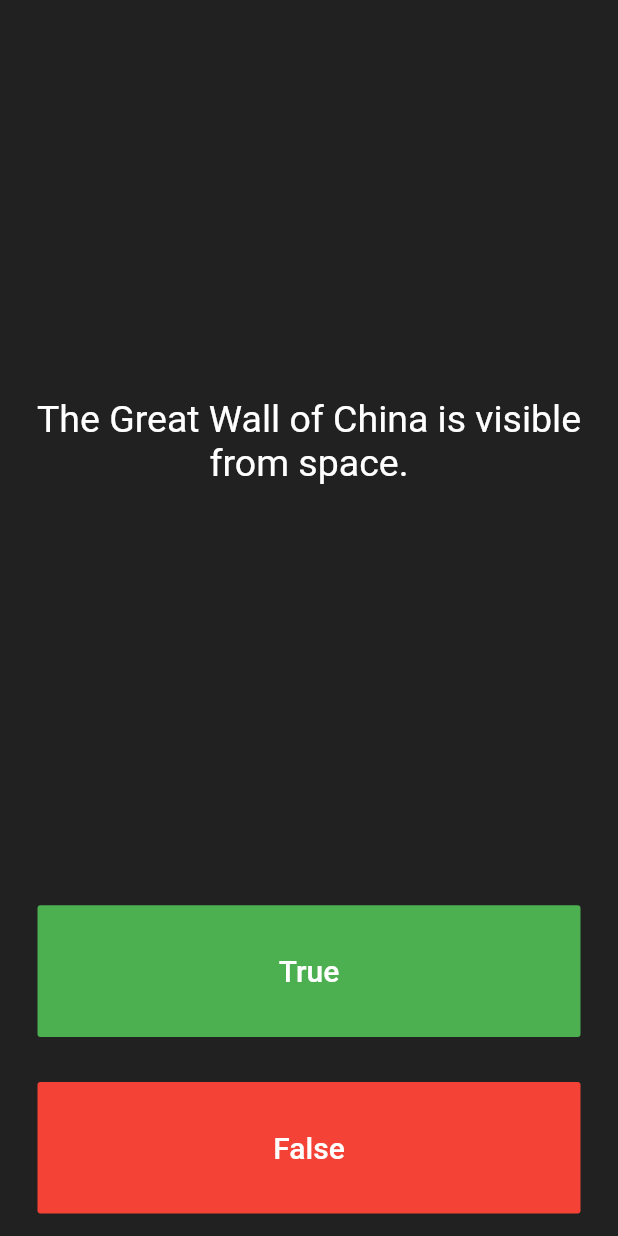
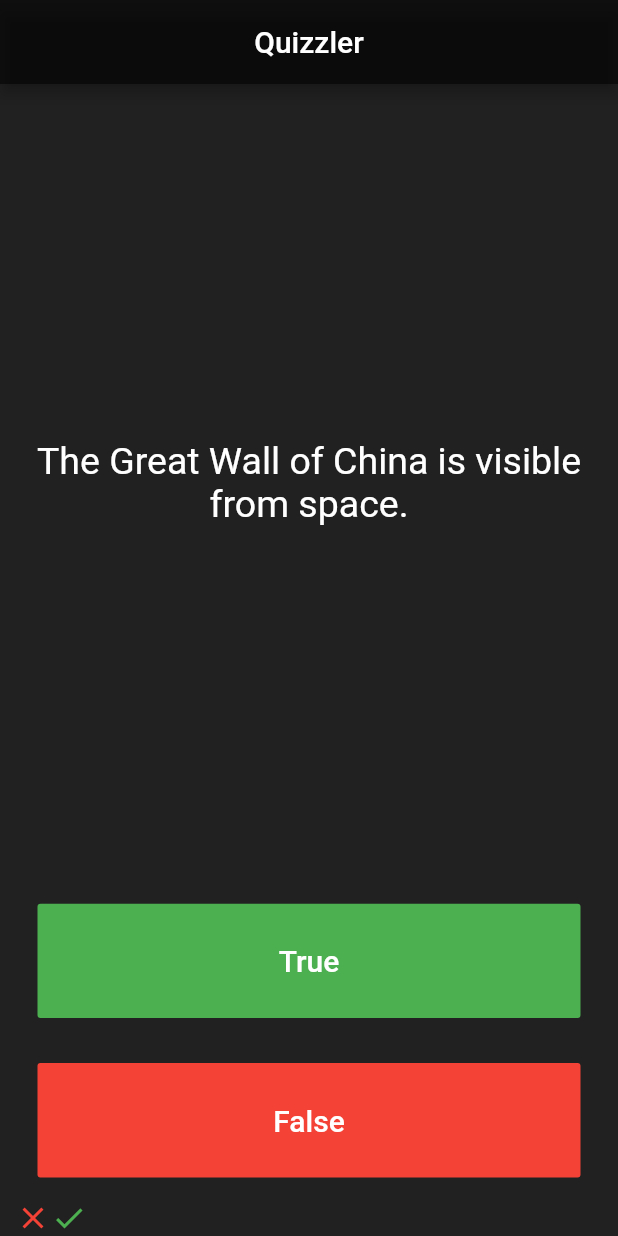
Before and after one commit to alejorom/quizzler_flutter, a Flutter app: the screen it shows after launch, after a tap on "True", after a tap on "False", on a phone screen of 412 x 824 dp. Run offline on Flutter 3.47's test engine with Material 2 defaults, Android fonts, the phone set to English and light mode, and no system bars.

Commit message:
Adicionar checkAnswers icono

```diff
--- a/lib/main.dart
+++ b/lib/main.dart
@@ -15,6 +15,10 @@ class Quizzler extends StatelessWidget {
       debugShowCheckedModeBanner: false,
       home: Scaffold(
         backgroundColor: Colors.grey.shade900,
+        appBar: AppBar(
+          title: const Center(child: Text('Quizzler')),
+          backgroundColor: Colors.black54,
+        ),
         body: const SafeArea(
           child: Padding(
             padding: EdgeInsets.symmetric(horizontal: 10.0),
@@ -34,8 +38,29 @@ class QuizPage extends StatefulWidget {
 }
 
 class _QuizPageState extends State<QuizPage> {
+  List<Icon> scoreKeeper = [];
 
-  List <Icon> scoreKeeper = [];
+  void checkAnswer(bool userPickedAnswer) {
+    bool correctAnswer = quizBrain.getQuestionAnswer();
+    setState(() {
+      if (correctAnswer == userPickedAnswer) {
+        scoreKeeper.add(
+          const Icon(
+            Icons.check,
+            color: Colors.green,
+          ),
+        );
+      } else {
+        scoreKeeper.add(
+          const Icon(
+            Icons.close,
+            color: Colors.red,
+          ),
+        );
+      }
+      quizBrain.nextQuestion();
+    });
+  }
 
   @override
   Widget build(BuildContext context) {
@@ -73,14 +98,7 @@ class _QuizPageState extends State<QuizPage> {
                 ),
               ),
               onPressed: () {
-                bool correctAnswer = quizBrain.getQuestionAnswer();
-                if (correctAnswer == true) { print('Correct'); }
-                else { print('InCorrect'); }
-                setState(() {
-                  //questionNumber++;
-                  //questionNumber = Random().nextInt(quizBrain.getQuestionBankLength());
-                  quizBrain.nextQuestion();
-                });
+                checkAnswer(true);
               },
             ),
           ),
@@ -98,14 +116,7 @@ class _QuizPageState extends State<QuizPage> {
                 ),
               ),
               onPressed: () {
-                bool correctAnswer = quizBrain.getQuestionAnswer();
-                if (correctAnswer == false) { print('Correct'); }
-                else { print('InCorrect'); }
-                setState(() {
-                  //questionNumber++;
-                  //questionNumber = Random().nextInt(quizBrain.getQuestionBankLength());
-                  quizBrain.nextQuestion();
-                });
+                checkAnswer(false);
               },
             ),
           ),
```
